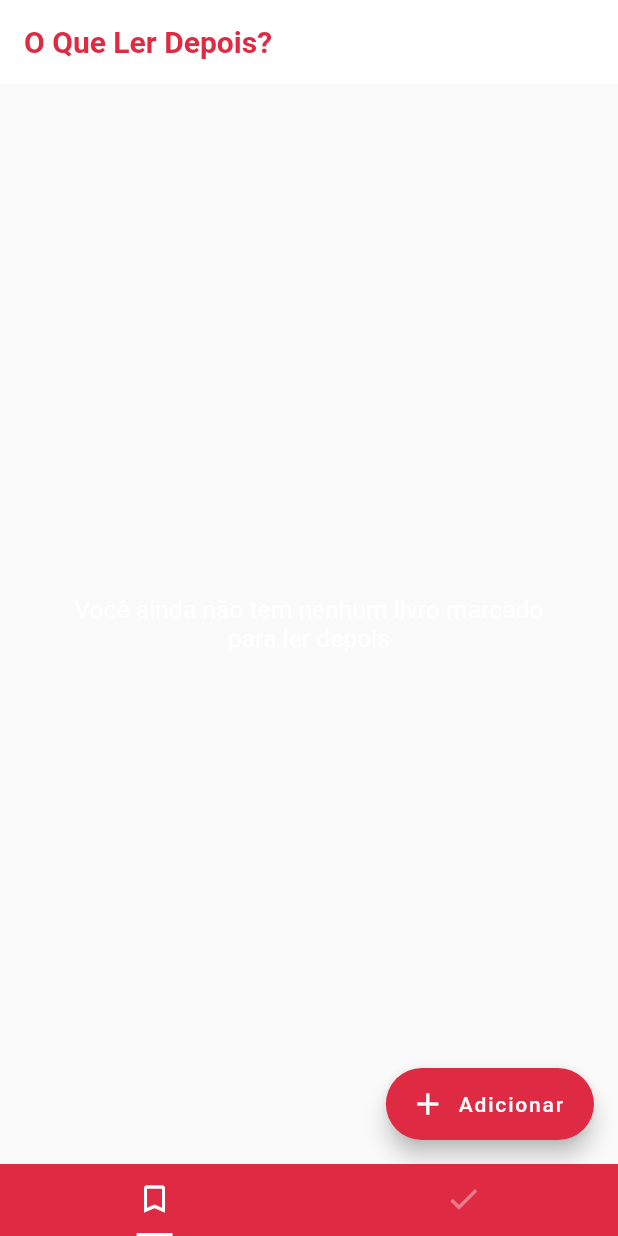
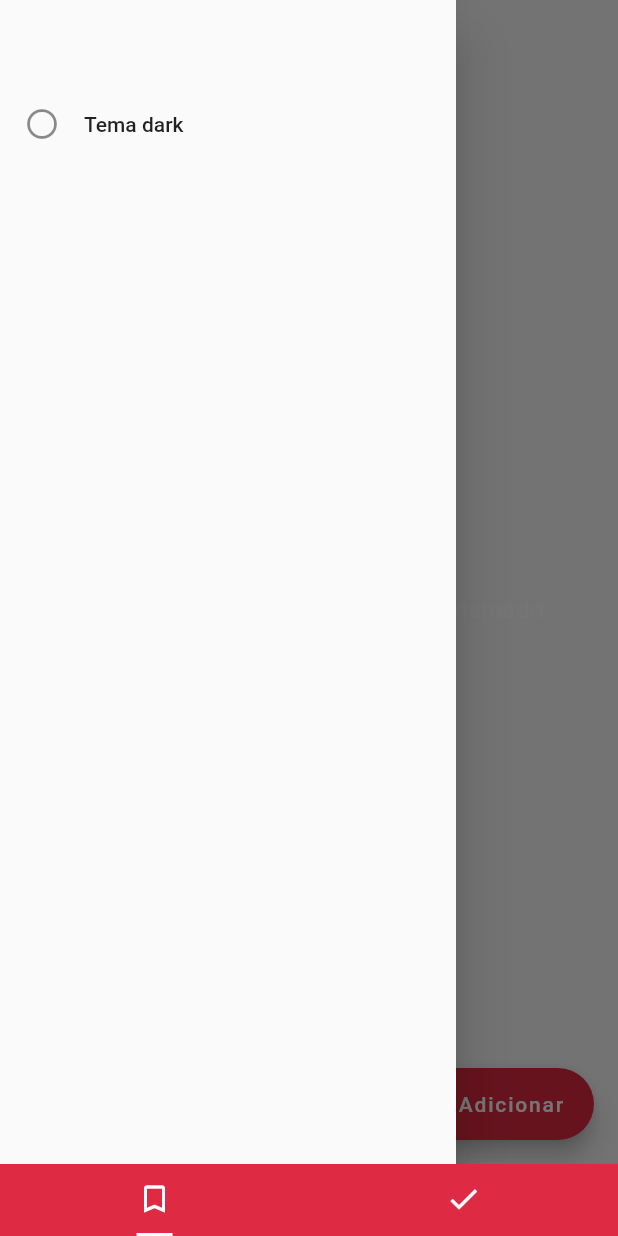
Before and after one commit to lgustavosoftwareengineer/read-it-later, a Flutter app: the screen it shows after launch, with the side drawer open (before the commit the screen has no drawer), on a phone screen of 412 x 824 dp. Run offline on Flutter 3.47's test engine with Material 2 defaults, Android fonts, the phone set to English and light mode, and no system bars; our stand-ins replace shared_preferences, sqflite; missing offline and left inert: flutter_statusbarcolor; accounts and stored records are empty.

Commit message:
feat: adding dark mode in the app (v1)

```diff
--- /dev/null
+++ b/lib/controllers/theme.controller.dart
@@ -0,0 +1,17 @@
+import 'package:flutter/foundation.dart';
+
+class ThemeController extends ChangeNotifier {
+  bool isDarkTheme = false;
+
+  /// Utilizando o Design pattern singleton para assim poder
+  /// utilizar a mesma instancia da classe em diferentes arquivos.
+  /// Pois para que eu tenha uma constância das informações que eu
+  /// estou trabalhando em diferentes widgets eu devo utizar a mesma
+  /// instancia desse controller.
+  static ThemeController instance = ThemeController();
+
+  changeTheme() {
+    isDarkTheme = !isDarkTheme;
+    notifyListeners();
+  }
+}
--- a/lib/main.dart
+++ b/lib/main.dart
@@ -1,6 +1,8 @@
 import 'package:flutter/material.dart';
 import 'package:read_it_later/screens/wrapper.page.dart';
 import 'package:flutter_statusbarcolor/flutter_statusbarcolor.dart';
+
+import 'controllers/theme.controller.dart';
 
 void main() {
   runApp(MyApp());
@@ -9,8 +11,10 @@ void main() {
 class MyApp extends StatelessWidget {
   @override
   Widget build(BuildContext context) {
-    FlutterStatusbarcolor.setNavigationBarColor(Color(0xFFde2a42));
-    FlutterStatusbarcolor.setStatusBarColor(Color(0xFFde2a42));
+    final colorHex = 0xFFde2a42;
+
+    FlutterStatusbarcolor.setNavigationBarColor(Color(colorHex));
+    FlutterStatusbarcolor.setStatusBarColor(Color(colorHex));
 
     Map<int, Color> color = {
       50: Color.fromRGBO(222, 42, 66, 1),
@@ -24,16 +28,27 @@ class MyApp extends StatelessWidget {
       800: Color.fromRGBO(222, 42, 66, 9),
       900: Color.fromRGBO(222, 42, 66, 10),
     };
+    MaterialColor colorCustom = MaterialColor(colorHex, color);
 
-    MaterialColor colorCustom = MaterialColor(0xFFde2a42, color);
-
+    return AnimatedBuilder(
+        animation: ThemeController.instance,
+        builder: (context, child) {
           return MaterialApp(
             title: 'Read It Latter',
             theme: ThemeData(
               primarySwatch: colorCustom,
-        accentColorBrightness: Brightness.light,
             ),
+            darkTheme: ThemeData(
+                brightness: Brightness.dark,
+                accentColor: Color(colorHex),
+                accentTextTheme:
+                    TextTheme(bodyText1: TextStyle(color: Colors.white38,))
+                ),
+            themeMode: ThemeController.instance.isDarkTheme
+                ? ThemeMode.dark
+                : ThemeMode.light,
             home: DefaultTabController(length: 3, child: Wrapper()),
           );
+        });
   }
 }
--- a/lib/screens/book_details.page.dart
+++ b/lib/screens/book_details.page.dart
@@ -81,7 +81,7 @@ class _BookDetailsPageState extends State<BookDetailsPage> {
                         Divider(),
                         Text(widget.authors,
                             style: TextStyle(
-                                fontSize: 18, color: Colors.blueGrey)),
+                                fontSize: 18, color: Theme.of(context).textTheme.bodyText1.color)),
                         Divider(),
                         Padding(
                           padding: const EdgeInsets.symmetric(vertical: 5),
@@ -96,7 +96,7 @@ class _BookDetailsPageState extends State<BookDetailsPage> {
                         Divider(),
                         Text(widget.publishedDate,
                             style: TextStyle(
-                                fontSize: 18, color: Colors.blueGrey)),
+                                fontSize: 18, color: Theme.of(context).textTheme.bodyText1.color)),
                       ],
                     ),
                   ),
@@ -120,7 +120,7 @@ class _BookDetailsPageState extends State<BookDetailsPage> {
                       const EdgeInsets.only(bottom: 20, left: 20, right: 20),
                   child: Text(
                     _parseHtmlString(widget.description),
-                    style: TextStyle(fontSize: 20, color: Colors.blueGrey),
+                    style: TextStyle(fontSize: 20, color: Theme.of(context).textTheme.bodyText1.color),
                     textAlign: TextAlign.center,
                   ),
                 ),
--- a/lib/screens/home.page.dart
+++ b/lib/screens/home.page.dart
@@ -1,5 +1,6 @@
 import 'package:flutter/material.dart';
 import 'package:read_it_later/Strings.dart';
+import 'package:read_it_later/controllers/theme.controller.dart';
 import 'package:read_it_later/handlers/search_delgates.handler.dart';
 import 'package:read_it_later/handlers/snackbar.handler.dart';
 import 'package:read_it_later/models/BookFromSQLite.dart';
@@ -40,7 +41,6 @@ class _HomePageState extends State<HomePage> {
           return Container(
               width: MediaQuery.of(context).size.width,
               height: MediaQuery.of(context).size.height,
-              color: Colors.white,
               child: ListView.builder(
                 scrollDirection: Axis.vertical,
                 shrinkWrap: true,
@@ -79,13 +79,40 @@ class _HomePageState extends State<HomePage> {
     );
     final _floatingActionButton = FloatingActionButton.extended(
         onPressed: () => SearchDelgateHandler().handlerShowSearch(context),
-        label: Text(Strings.homeTextFloatingActionButton),
-        icon: Icon(Icons.add));
+        label: Text(
+          Strings.homeTextFloatingActionButton,
+          style: TextStyle(color: Colors.white),
+        ),
+        icon: Icon(
+          Icons.add,
+          color: Colors.white,
+        ));
+    final _drawer = Drawer(
+      // Add a ListView to the drawer. This ensures the user can scroll
+      // through the options in the drawer if there isn't enough vertical
+      // space to fit everything.
+      child: ListView(
+        // Important: Remove any padding from the ListView.
+        padding: EdgeInsets.symmetric(
+            vertical: MediaQuery.of(context).size.height / 15),
+        children: <Widget>[
+          ListTile(
+            leading: ThemeController.instance.isDarkTheme == true ? Icon(Icons.brightness_2_outlined) : Icon(Icons.brightness_1_outlined),
+            horizontalTitleGap: 0,
+            title: ThemeController.instance.isDarkTheme == true ? Text('Tema light') :Text('Tema dark'),
+            onTap: () {
+              ThemeController.instance.changeTheme();
+            },
+          ),
 
+        ],
+      ),
+    );
     return Scaffold(
       appBar: _appBar,
       body: _body,
       floatingActionButton: _floatingActionButton,
+      drawer: _drawer,
     );
   }
 }
--- a/lib/screens/library.page.dart
+++ b/lib/screens/library.page.dart
@@ -40,7 +40,6 @@ class _LibraryPageState extends State<LibraryPage> {
           return Container(
               width: MediaQuery.of(context).size.width,
               height: MediaQuery.of(context).size.height,
-              color: Colors.white,
               child: ListView.builder(
                 scrollDirection: Axis.vertical,
                 shrinkWrap: true,
@@ -103,8 +102,8 @@ class _LibraryPageState extends State<LibraryPage> {
     );
     final _floatingActionButton = FloatingActionButton.extended(
           onPressed: _handlerFloatButton,
-          label: Text('Deletar tudo'),
-          icon: Icon(Icons.delete));
+          label: Text('Deletar tudo', style: TextStyle(color: Colors.white)),
+          icon: Icon(Icons.delete, color: Colors.white));
 
     return Scaffold(
       appBar: _appBar,
--- a/lib/screens/wrapper.page.dart
+++ b/lib/screens/wrapper.page.dart
@@ -28,14 +28,14 @@ class _WrapperState extends State<Wrapper> with TickerProviderStateMixin {
       controller: _controller,
       tabs: [
         Tab(
-          icon: new Icon(Icons.bookmark_outline),
+          icon: new Icon(Icons.bookmark_outline, color: Colors.white),
         ),
         Tab(
-          icon: new Icon(Icons.check),
+          icon: new Icon(Icons.check, color: Colors.white),
         ),
       ],
       labelColor: Colors.white,
-      unselectedLabelColor: Colors.white38,
+      unselectedLabelColor: Colors.white,
       indicatorSize: TabBarIndicatorSize.label,
       // indicatorPadding: EdgeInsets.all(5.0),
       indicatorColor: Colors.white,
--- a/lib/widgets/app_bar.item.dart
+++ b/lib/widgets/app_bar.item.dart
@@ -19,11 +19,12 @@ class _CustomAppBarState extends State<CustomAppBar> {
   Widget build(BuildContext context) {
     return AppBar(
       leading: widget.leading,
+      automaticallyImplyLeading: false,
       title: Text(
         '${widget.text}',
         style: TextStyle(color: Theme.of(context).accentColor, fontWeight: FontWeight.bold),
       ),
-      backgroundColor: Colors.white,
+      backgroundColor: Theme.of(context).canvasColor,
 
       elevation: 0,
     );
--- a/lib/widgets/card.item.dart
+++ b/lib/widgets/card.item.dart
@@ -86,7 +86,7 @@ class _NRCardState extends State<NRCard> {
                     Expanded(
                         child: Text(
                       "${widget.bookAuthor}",
-                      style: TextStyle(color: Colors.blueGrey),
+                      style: TextStyle(color: Theme.of(context).textTheme.bodyText1.color),
                       overflow: TextOverflow.ellipsis,
                     ))
                   ],
--- a/lib/widgets/custom_search_delgates.item.dart
+++ b/lib/widgets/custom_search_delgates.item.dart
@@ -40,13 +40,13 @@ class SearchWithSuggestionDelegate extends SearchDelegate<String> {
     final ThemeData theme = super.appBarTheme(context);
     return theme.copyWith(
       appBarTheme: AppBarTheme(
-        backgroundColor: Colors.white,
+        backgroundColor: Theme.of(context).canvasColor,
         iconTheme: IconThemeData(color: Theme.of(context).accentColor),
         actionsIconTheme: IconThemeData(color: Theme.of(context).accentColor),
 
       ),
-      inputDecorationTheme: InputDecorationTheme(hintStyle: Theme.of(context).textTheme.headline6.copyWith(color:Colors.blueGrey, fontSize: 16), border: InputBorder.none),
-      textTheme: TextTheme(headline6: TextStyle(fontSize: 16, color:Colors.blueGrey))
+      inputDecorationTheme: InputDecorationTheme(hintStyle: Theme.of(context).textTheme.headline6.copyWith(color:Theme.of(context).textTheme.bodyText1.color, fontSize: 16), border: InputBorder.none),
+      textTheme: TextTheme(headline6: TextStyle(fontSize: 16, color:Theme.of(context).textTheme.bodyText1.color))
     );
   }
 
```
Also changed, not shown: lib/screens/search_book.page.dart (+5 -5 lines). Lines whose indentation alone changed are shown as unchanged.
